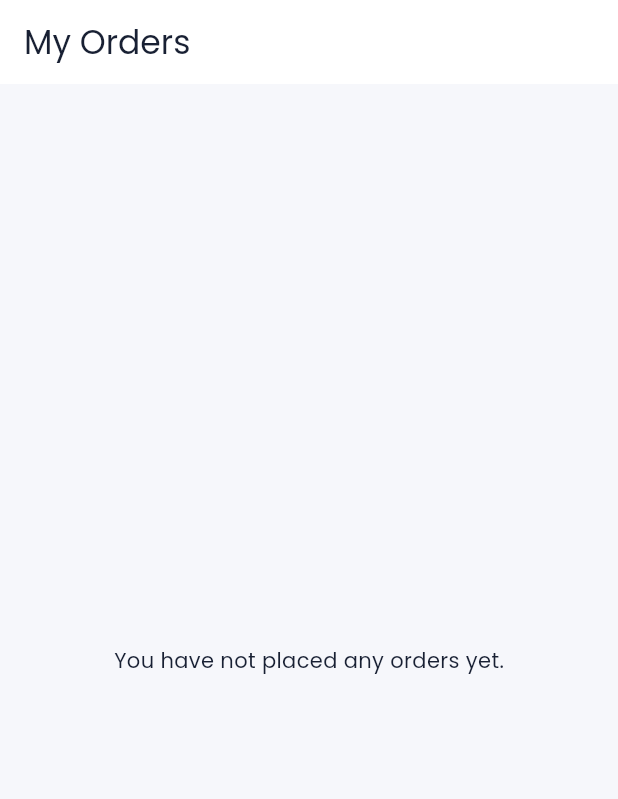
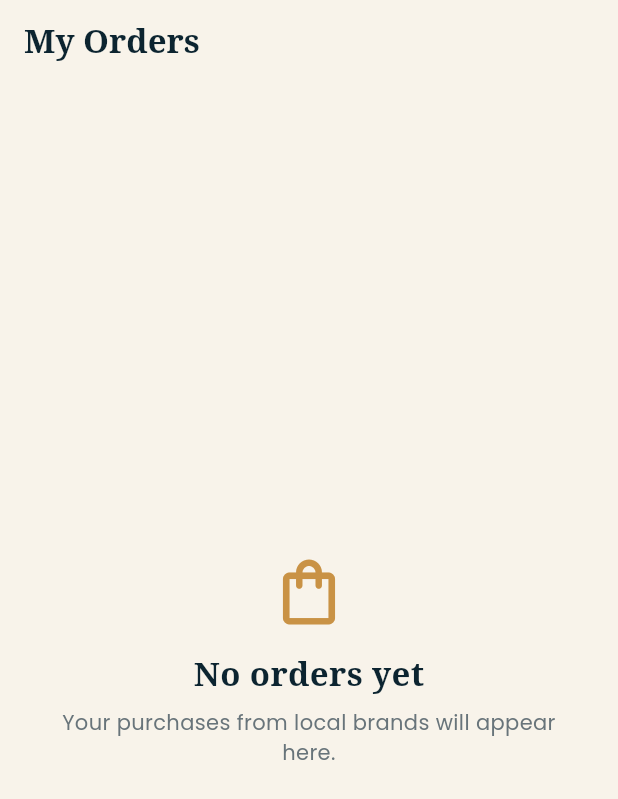
Before and after one commit to ujwaljetly-create/brandNextDoor, a Flutter app: the BuyerOrdersScreen screen opened by its route, on a phone screen of 412 x 824 dp. Shown: the top 799 px of the screen. Run offline on Flutter 3.47's test engine with Material 3 defaults, Android fonts, the phone set to English and light mode, and no system bars; our stand-ins replace cloud_firestore, firebase_auth, firebase_core, firebase_messaging, firebase_storage, flutter_dotenv and 7 more; accounts and stored records are empty.

Commit message:
Restyle buyer orders to cream navy gold theme

```diff
--- a/lib/features/orders/screens/buyer_orders_screen.dart
+++ b/lib/features/orders/screens/buyer_orders_screen.dart
@@ -11,6 +11,10 @@ import '../widgets/order_card.dart';
 class BuyerOrdersScreen extends StatelessWidget {
   const BuyerOrdersScreen({super.key});
 
+  static const _navy = Color(0xFF0C2430);
+  static const _gold = Color(0xFFC99245);
+  static const _cream = Color(0xFFF8F3EA);
+
   Future<void> _cancelOrder(
     BuildContext context,
     OrderModel order,
@@ -18,6 +22,9 @@ class BuyerOrdersScreen extends StatelessWidget {
     final confirmed = await showDialog<bool>(
       context: context,
       builder: (dialogContext) => AlertDialog(
+        backgroundColor: _cream,
+        surfaceTintColor: _cream,
+        shape: RoundedRectangleBorder(borderRadius: BorderRadius.circular(20)),
         title: const Text('Cancel order?'),
         content: const Text(
           'You can cancel only while the order is still awaiting seller acceptance.',
@@ -25,9 +32,11 @@ class BuyerOrdersScreen extends StatelessWidget {
         actions: [
           TextButton(
             onPressed: () => Navigator.pop(dialogContext, false),
+            style: TextButton.styleFrom(foregroundColor: _navy),
             child: const Text('Keep Order'),
           ),
           FilledButton(
+            style: FilledButton.styleFrom(backgroundColor: _gold, foregroundColor: Colors.white),
             onPressed: () => Navigator.pop(dialogContext, true),
             child: const Text('Cancel Order'),
           ),
@@ -143,14 +152,19 @@ class BuyerOrdersScreen extends StatelessWidget {
     }
 
     return Scaffold(
+      backgroundColor: _cream,
       appBar: AppBar(
-        title: const Text('My Orders'),
+        backgroundColor: _cream,
+        surfaceTintColor: _cream,
+        elevation: 0,
+        iconTheme: const IconThemeData(color: _navy),
+        title: const Text('My Orders', style: TextStyle(color: _navy, fontFamily: 'serif', fontWeight: FontWeight.w700)),
       ),
       body: StreamBuilder<List<OrderModel>>(
         stream: OrderService().getBuyerOrders(user.uid),
         builder: (context, snapshot) {
           if (snapshot.connectionState == ConnectionState.waiting) {
-            return const Center(child: CircularProgressIndicator());
+            return const Center(child: CircularProgressIndicator(color: _gold));
           }
 
           if (snapshot.hasError) {
@@ -169,12 +183,21 @@ class BuyerOrdersScreen extends StatelessWidget {
 
           if (orders.isEmpty) {
             return const Center(
-              child: Text('You have not placed any orders yet.'),
+              child: Padding(
+                padding: EdgeInsets.all(28),
+                child: Column(mainAxisSize: MainAxisSize.min, children: [
+                  Icon(Icons.shopping_bag_outlined, color: _gold, size: 52),
+                  SizedBox(height: 14),
+                  Text('No orders yet', style: TextStyle(color: _navy, fontFamily: 'serif', fontSize: 22, fontWeight: FontWeight.w700)),
+                  SizedBox(height: 6),
+                  Text('Your purchases from local brands will appear here.', textAlign: TextAlign.center, style: TextStyle(color: Color(0xFF68747A))),
+                ]),
+              ),
             );
           }
 
           return ListView.builder(
-            padding: const EdgeInsets.all(16),
+            padding: const EdgeInsets.fromLTRB(18, 10, 18, 28),
             itemCount: orders.length,
             itemBuilder: (context, index) {
               return _buildOrderCard(context, orders[index]);
```
